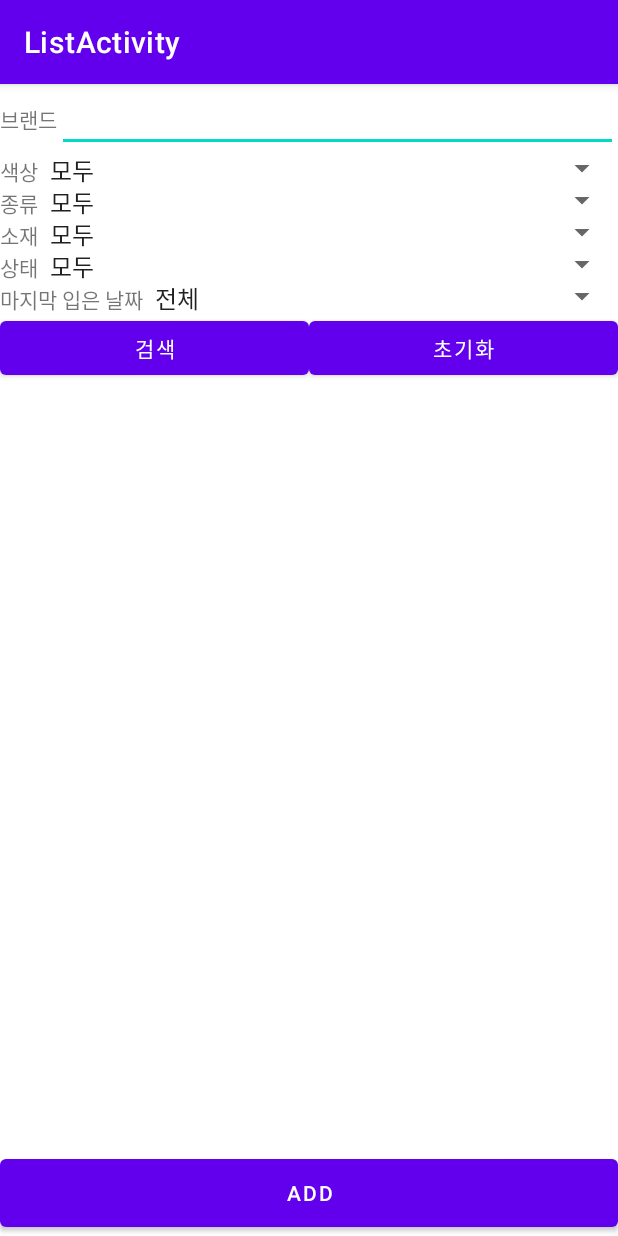
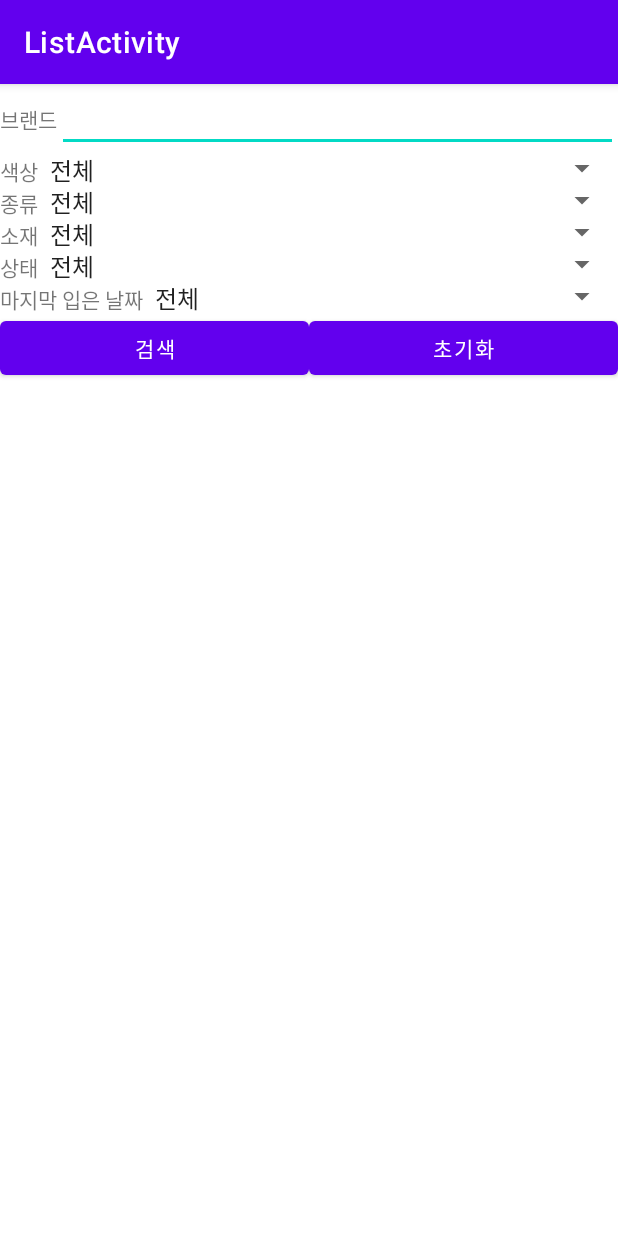
Before and after one commit to heesuju/wardrobe_organizer_app, an Android app: the ListActivity screen opened directly, with no data from a screen before it, after a tap on "초기화", on a phone screen of 412 x 824 dp. Run offline under Robolectric (Android 15) with nearby library versions, the phone set to English and light mode, and no system bars.

Commit message:
changed brand search filter to get all results that contain key

```diff
--- a/app/src/main/java/com/example/wardrobeorganizer/ListActivity.java
+++ b/app/src/main/java/com/example/wardrobeorganizer/ListActivity.java
@@ -62,15 +62,7 @@ public class ListActivity extends AppCompatActivity implements AdapterView.OnIte
         edit_brand = findViewById(R.id.edit_brand);
         btnSearch= findViewById(R.id.button_search);
         btnClear = findViewById(R.id.button_clear);
-        Button button = (Button) findViewById(R.id.button1);
-        button.setOnClickListener(new View.OnClickListener() {
-            @Override
-            public void onClick(View v) {
-                Intent intent = new Intent(ListActivity.this, SubActivity.class);
-                intent.putExtra("ACTION_REQUEST", "CREATE");
-                startActivityForResult(intent, GET_STRING);
-            }
-        });
+
         btnSearch.setOnClickListener(new View.OnClickListener(){
             @Override
             public void onClick(View v) {
@@ -80,10 +72,11 @@ public class ListActivity extends AppCompatActivity implements AdapterView.OnIte
         btnClear.setOnClickListener(new View.OnClickListener(){
             @Override
             public void onClick(View v) {
-                spinner_color.setSelection(((ArrayAdapter)spinner_color.getAdapter()).getPosition("모두"));
-                spinner_category.setSelection(((ArrayAdapter)spinner_category.getAdapter()).getPosition("모두"));
-                spinner_material.setSelection(((ArrayAdapter)spinner_material.getAdapter()).getPosition("모두"));
-                spinner_state.setSelection(((ArrayAdapter)spinner_state.getAdapter()).getPosition("모두"));
+                spinner_color.setSelection(((ArrayAdapter)spinner_color.getAdapter()).getPosition("전체"));
+                spinner_category.setSelection(((ArrayAdapter)spinner_category.getAdapter()).getPosition("전체"));
+                spinner_material.setSelection(((ArrayAdapter)spinner_material.getAdapter()).getPosition("전체"));
+                spinner_state.setSelection(((ArrayAdapter)spinner_state.getAdapter()).getPosition("전체"));
+                spinner_date.setSelection(((ArrayAdapter)spinner_date.getAdapter()).getPosition("전체"));
                 edit_brand.setText("");
                 printDb();
             }
@@ -121,18 +114,18 @@ public class ListActivity extends AppCompatActivity implements AdapterView.OnIte
         String color = spinner_color.getSelectedItem().toString();
         String date = spinner_date.getSelectedItem().toString();
         StringBuilder filter = new StringBuilder(100);
-        if(!category.equals("모두")) {
+        if(!category.equals("전체")) {
             filter.append("category = ?");
             filterValues.add(category);
         }
-        if(!color.equals("모두")) {
+        if(!color.equals("전체")) {
             if(filter.length() > 0) {
                 filter.append(" AND ");
             }
             filter.append("color = ?");
             filterValues.add(color);
         }
-        if(!material.equals("모두")) {
+        if(!material.equals("전체")) {
             if(filter.length() > 0) {
                 filter.append(" AND ");
             }
@@ -143,10 +136,9 @@ public class ListActivity extends AppCompatActivity implements AdapterView.OnIte
             if(filter.length() > 0) {
                 filter.append(" AND ");
             }
-            filter.append("brand = ?");
-            filterValues.add(brand);
+            filter.append("brand like " + "'%" + brand + "%'");
         }
-        if(!state.equals("모두")) {
+        if(!state.equals("전체")) {
             if(filter.length() > 0) {
                 filter.append(" AND ");
             }
@@ -270,7 +262,7 @@ public class ListActivity extends AppCompatActivity implements AdapterView.OnIte
     }
     private void populateSpinnerColor() {
         List<String> colors = new ArrayList<>();
-        colors.add(0, "모두");
+        colors.add(0, "전체");
         colors.addAll(Arrays.asList(getResources().getStringArray(R.array.color_array)));
         ArrayAdapter<String> arrayAdapter = new ArrayAdapter<>(this, android.R.layout.simple_spinner_item, colors);
         arrayAdapter.setDropDownViewResource(android.R.layout.simple_spinner_dropdown_item);
@@ -279,7 +271,7 @@ public class ListActivity extends AppCompatActivity implements AdapterView.OnIte
 
     private void populateSpinnerCategory() {
         List<String> categories = new ArrayList<>();
-        categories.add(0, "모두");
+        categories.add(0, "전체");
         categories.addAll(Arrays.asList(getResources().getStringArray(R.array.category_array)));
         ArrayAdapter<String> arrayAdapter = new ArrayAdapter<>(this, android.R.layout.simple_spinner_item, categories);
         arrayAdapter.setDropDownViewResource(android.R.layout.simple_spinner_dropdown_item);
@@ -288,7 +280,7 @@ public class ListActivity extends AppCompatActivity implements AdapterView.OnIte
 
     private void populateSpinnerMaterial() {
         List<String> materials = new ArrayList<>();
-        materials.add(0, "모두");
+        materials.add(0, "전체");
         materials.addAll(Arrays.asList(getResources().getStringArray(R.array.material_array)));
         ArrayAdapter<String> arrayAdapter = new ArrayAdapter<>(this, android.R.layout.simple_spinner_item, materials);
         arrayAdapter.setDropDownViewResource(android.R.layout.simple_spinner_dropdown_item);
@@ -297,7 +289,7 @@ public class ListActivity extends AppCompatActivity implements AdapterView.OnIte
 
     private void populateSpinnerState() {
         List<String> states = new ArrayList<>();
-        states.add(0, "모두");
+        states.add(0, "전체");
         states.addAll(Arrays.asList(getResources().getStringArray(R.array.state_array)));
         ArrayAdapter<String> arrayAdapter = new ArrayAdapter<>(this, android.R.layout.simple_spinner_item, states);
         arrayAdapter.setDropDownViewResource(android.R.layout.simple_spinner_dropdown_item);
@@ -365,21 +357,21 @@ public class ListActivity extends AppCompatActivity implements AdapterView.OnIte
     @Override
     public void onItemSelected(AdapterView<?> parent, View view, int i, long l) {
         if(parent.getId() == R.id.spinner_category){
-            if(parent.getItemAtPosition(i).equals("모두")) {
+            if(parent.getItemAtPosition(i).equals("전체")) {
 
             }else{
                 String selected = parent.getSelectedItem().toString();
             }
         }
         else if(parent.getId() == R.id.spinner_material){
-            if(parent.getItemAtPosition(i).equals("모두")) {
+            if(parent.getItemAtPosition(i).equals("전체")) {
 
             }else{
                 String selected = parent.getSelectedItem().toString();
             }
         }
         else if(parent.getId() == R.id.spinner_state){
-            if(parent.getItemAtPosition(i).equals("모두")) {
+            if(parent.getItemAtPosition(i).equals("전체")) {
 
             }else{
                 String selected = parent.getSelectedItem().toString();
--- a/app/src/main/res/layout/activity_list.xml
+++ b/app/src/main/res/layout/activity_list.xml
@@ -104,10 +104,5 @@
         android:layout_height="0dp"
         android:numColumns="3"
         android:layout_weight="9" />
-    <Button
-        android:id="@+id/button1"
-        android:layout_width="match_parent"
-        android:layout_height="0dp"
-        android:text="@string/btn_add"
-        android:layout_weight="1" />
+
 </LinearLayout>
```
